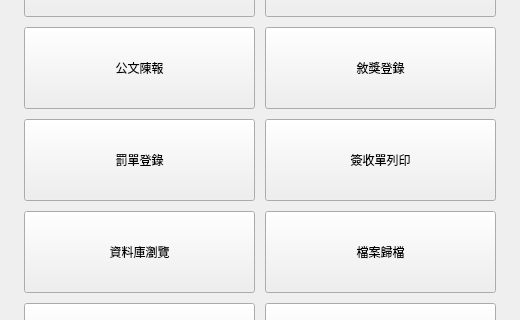
First picture: the form in layouts/main_menu.ui, repository jerrygskk/PoliceDocSys, before the edit; both pictures show x 0 to 520 and y 124 to 444 of the 520 by 670 pixel window.
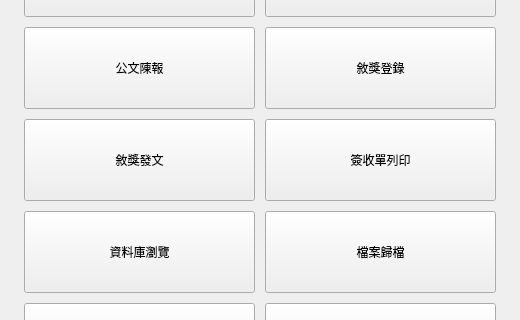
Second picture: the form after the edit.

Commit message:
feat: 敘獎頁拆分為登錄＋發文兩頁，並收斂相關權限與 UI
- 敘獎拆為「敘獎登錄」（Tab3）＋「敘獎發文」（Tab4，取代罰單佔位頁），
  改走交辦單體系（登錄＝收文、發文＝依編號補發文資訊），與自助取號完全脫鉤
- Document_Reward 新增 create_date（登錄日期）；register_date 維持發文日期語義
- 敘獎登錄頁移除發文日期／發文人員欄，登錄僅填事由＋人員；發文頁所有身分可用，
  已發文可覆蓋重發（退件重發），送全列、併發防護沿用
- 結算彈窗拔除敘獎（SETTLE_META、tab_print 連動），回歸只管刑案／一般
- 資料庫瀏覽：交辦單／敘獎的修改改為最高權限管理者專屬（歸檔管理者不可）；
  登錄修改彈窗僅顯示事由＋人員（發文欄位限瀏覽頁管理者）
- 敘獎登錄「敘獎人員」欄改為可編輯下拉（RecipientCombo 抽為共用，與修改彈窗同一份）
- 交辦收文／敘獎登錄刪除確認文案統一
- 選單圖示 menu_ticket.svg → menu_reward_issue.svg，重編 qrc
- HELP／QUICKSTART／測試同步更新

What changed in the file:
```diff
--- a/layouts/main_menu.ui
+++ b/layouts/main_menu.ui
@@ -125,7 +125,7 @@
       <widget class="QToolButton" name="btn_ticket">
        <property name="minimumSize"><size><width>0</width><height>82</height></size></property>
        <property name="sizePolicy"><sizepolicy hsizetype="Expanding" vsizetype="Expanding"><horstretch>0</horstretch><verstretch>0</verstretch></sizepolicy></property>
-       <property name="text"><string>罰單登錄</string></property>
+       <property name="text"><string>敘獎發文</string></property>
        <property name="toolButtonStyle"><enum>Qt::ToolButtonTextUnderIcon</enum></property>
       </widget>
      </item>
```
The commit also changes 38 other files.
